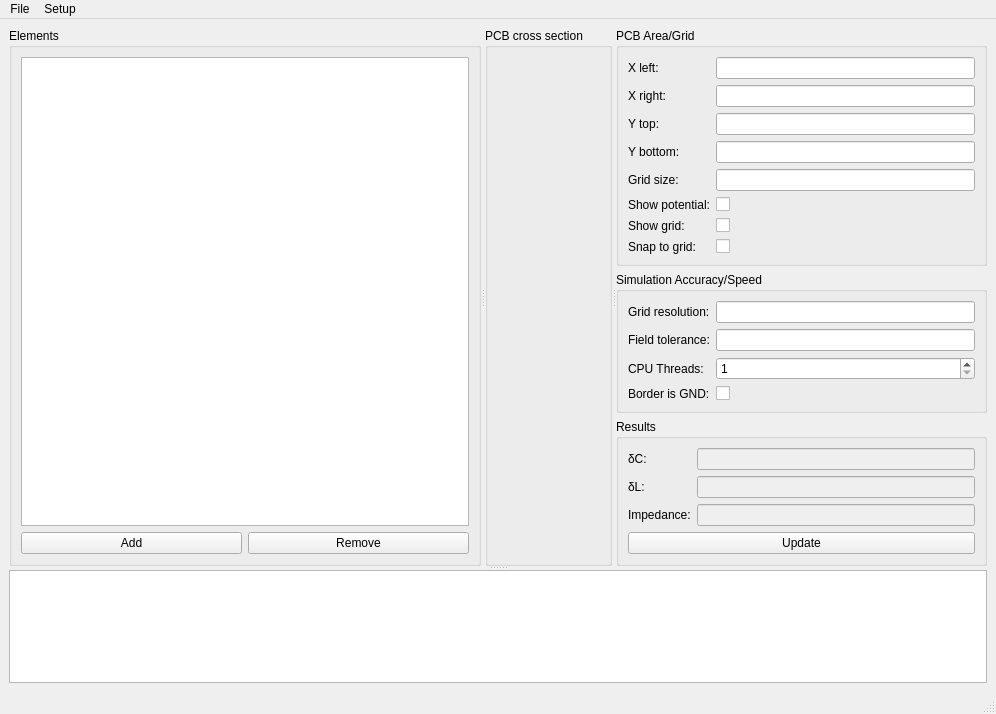
Old version of the form Software/RF2DFieldSolver/mainwindow.ui in the repository jankae/RF2DFieldSolver.
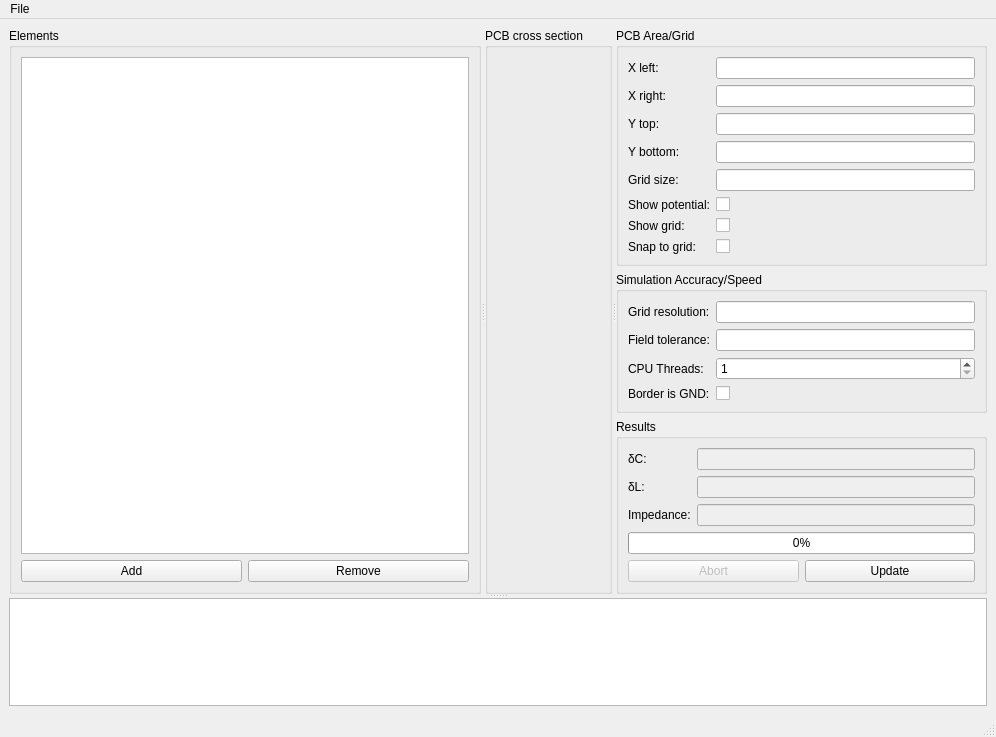
New version of the form. Custom widgets are drawn as their Qt base class.

Commit message: progress bar, abort, load/save

What changed in the file:
```diff
--- a/Software/RF2DFieldSolver/mainwindow.ui
+++ b/Software/RF2DFieldSolver/mainwindow.ui
@@ -10,7 +10,7 @@
     <x>0</x>
     <y>0</y>
     <width>996</width>
-    <height>714</height>
+    <height>737</height>
    </rect>
   </property>
   <property name="windowTitle">
@@ -295,12 +295,33 @@
              </layout>
             </item>
             <item>
-             <widget class="QPushButton" name="update">
-              <property name="text">
-               <string>Update</string>
+             <widget class="QProgressBar" name="progress">
+              <property name="value">
+               <number>0</number>
               </property>
              </widget>
             </item>
+            <item>
+             <layout class="QHBoxLayout" name="horizontalLayout_2">
+              <item>
+               <widget class="QPushButton" name="abort">
+                <property name="enabled">
+                 <bool>false</bool>
+                </property>
+                <property name="text">
+                 <string>Abort</string>
+                </property>
+               </widget>
+              </item>
+              <item>
+               <widget class="QPushButton" name="update">
+                <property name="text">
+                 <string>Update</string>
+                </property>
+               </widget>
+              </item>
+             </layout>
+            </item>
             <item>
              <spacer name="verticalSpacer">
               <property name="orientation">
@@ -348,14 +369,7 @@
     <addaction name="actionOpen"/>
     <addaction name="actionSave"/>
    </widget>
-   <widget class="QMenu" name="menuSetup">
-    <property name="title">
-     <string>Setup</string>
-    </property>
-    <addaction name="actionSet_Area"/>
-   </widget>
    <addaction name="menuFile"/>
-   <addaction name="menuSetup"/>
   </widget>
   <widget class="QStatusBar" name="statusbar"/>
   <action name="actionOpen">
```
The commit also changes 19 other files.
